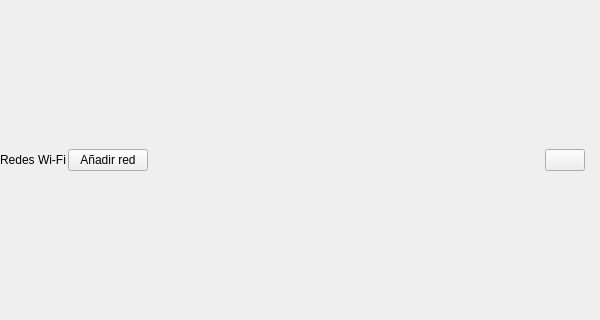
Old version of the form bqSetting/ui/SettingsWiFiList.ui in the repository bq/cervantes; both pictures show x 0 to 600 and y 217 to 537 of the 600 by 750 pixel window.
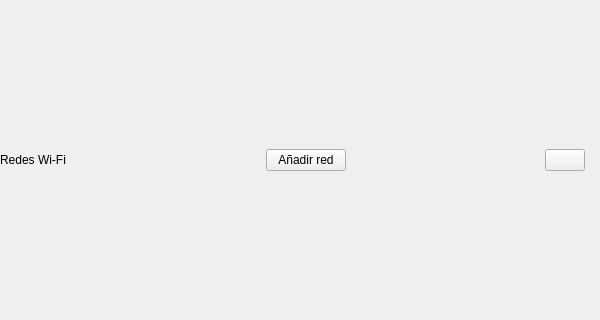
New version of the form. Custom widgets are drawn as their Qt base class.

```diff
--- a/bqSetting/ui/SettingsWiFiList.ui
+++ b/bqSetting/ui/SettingsWiFiList.ui
@@ -295,6 +295,19 @@
            </property>
           </widget>
          </item>
+         <item>
+          <spacer name="horizontalSpacer_3">
+           <property name="orientation">
+            <enum>Qt::Horizontal</enum>
+           </property>
+           <property name="sizeHint" stdset="0">
+            <size>
+             <width>40</width>
+             <height>20</height>
+            </size>
+           </property>
+          </spacer>
+         </item>
          <item>
           <widget class="QPushButton" name="addNetworksBtn">
            <property name="text">
```
